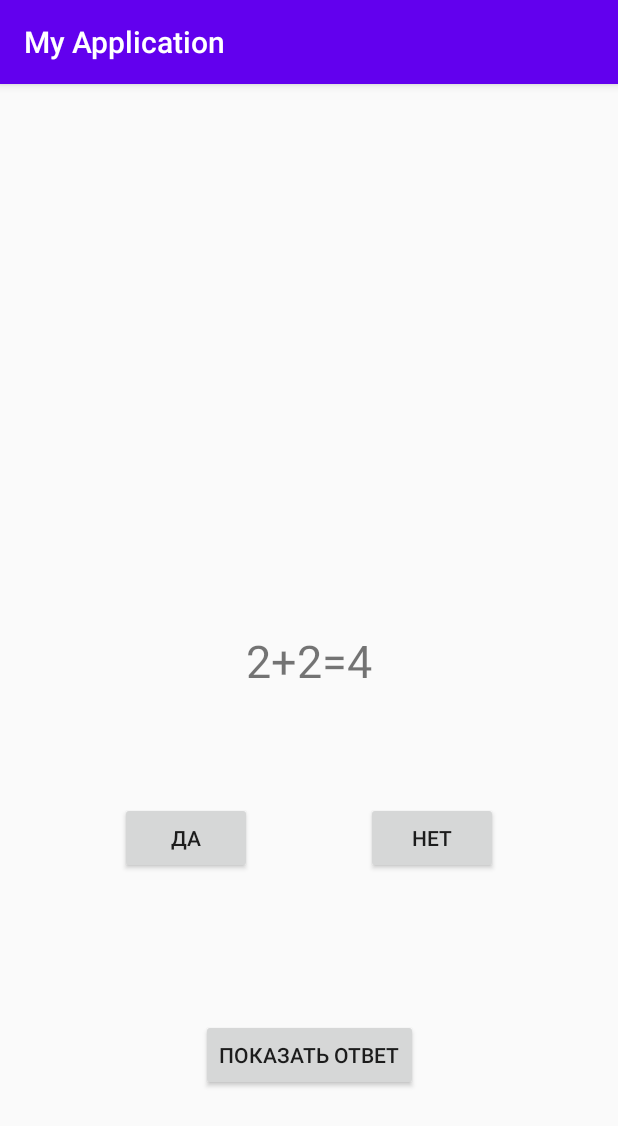
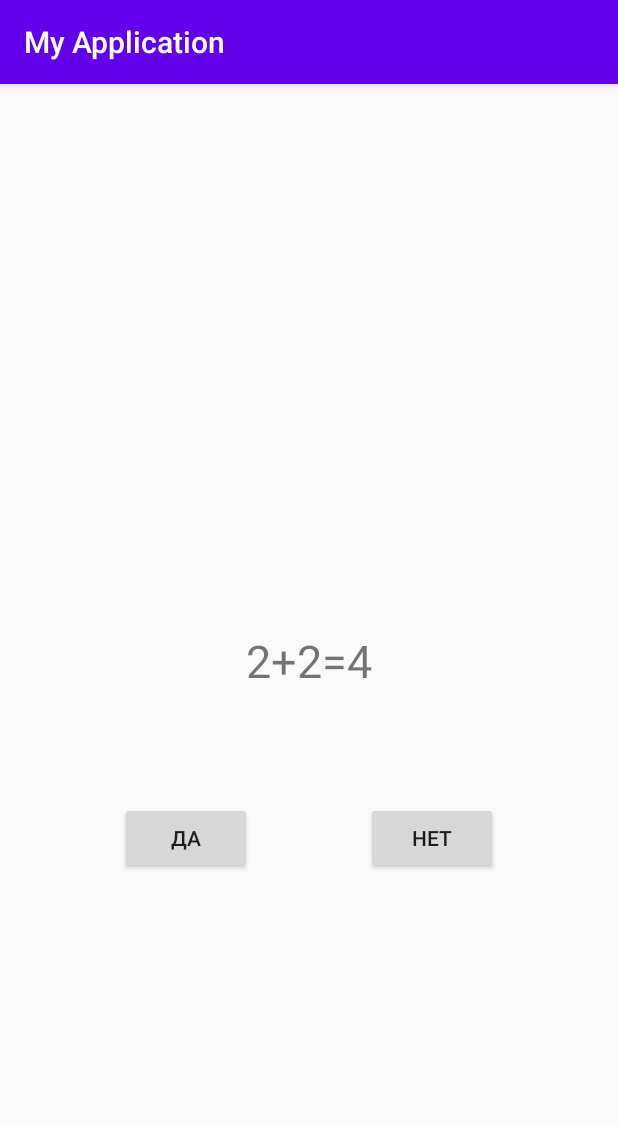
Before and after one commit to Yakushevdi/AddBtnFault, an Android app: the screen it shows after launch (MainActivity), on a phone screen of 412 x 824 dp. Shown: the top 1126 px of the screen. Run offline under Robolectric (Android 15) with nearby library versions, the phone set to English and light mode, and no system bars.

Commit message:
первый коммит

```diff
--- a/app/src/main/AndroidManifest.xml
+++ b/app/src/main/AndroidManifest.xml
@@ -9,7 +9,6 @@
         android:roundIcon="@mipmap/ic_launcher_round"
         android:supportsRtl="true"
         android:theme="@style/AppTheme">
-        <activity android:name=".AnswerActivity"></activity>
         <activity android:name=".MainActivity">
             <intent-filter>
                 <action android:name="android.intent.action.MAIN" />
--- a/app/src/main/java/com/example/myapplication/MainActivity.java
+++ b/app/src/main/java/com/example/myapplication/MainActivity.java
@@ -16,7 +16,6 @@ public class MainActivity extends AppCompatActivity {
     private TextView textView;
     private Button yesBtn;
     private Button noBtn;
-    private Button showAnswer;
 
     private Question[] questions = new Question[] {
             new Question(R.string.question1,true), //0
@@ -40,7 +39,6 @@ public class MainActivity extends AppCompatActivity {
         textView = findViewById(R.id.textView);
         yesBtn = findViewById(R.id.yesBtn);
         noBtn = findViewById(R.id.noBtn);
-        showAnswer = findViewById(R.id.showAnswer);
 
         textView.setText(questions[questionIndex].getQuestionResId());
         yesBtn.setOnClickListener(new View.OnClickListener() {
@@ -67,14 +65,6 @@ public class MainActivity extends AppCompatActivity {
             }
         });
 
-        showAnswer.setOnClickListener(new View.OnClickListener() {
-            @Override
-            public void onClick(View view) {
-                Intent intent = new Intent(MainActivity.this, AnswerActivity.class);
-                intent.putExtra("answer",questions[questionIndex].isAnswerTrue());
-                startActivity(intent);
-            }
-        });
     }
 
     @Override
--- a/app/src/main/res/layout/activity_main.xml
+++ b/app/src/main/res/layout/activity_main.xml
@@ -38,15 +38,5 @@
         app:layout_constraintTop_toBottomOf="@+id/textView"
         app:layout_constraintVertical_bias="0.235" />
 
-    <Button
-        android:id="@+id/showAnswer"
-        android:layout_width="wrap_content"
-        android:layout_height="wrap_content"
-        android:text="@string/show_answer"
-        app:layout_constraintBottom_toBottomOf="parent"
-        app:layout_constraintEnd_toEndOf="parent"
-        app:layout_constraintStart_toStartOf="parent"
-        app:layout_constraintTop_toBottomOf="@+id/noBtn" />
-
 
 </android.support.constraint.ConstraintLayout>
--- a/build.gradle
+++ b/build.gradle
@@ -5,7 +5,7 @@ buildscript {
         jcenter()
     }
     dependencies {
-        classpath "com.android.tools.build:gradle:4.0.0"
+        classpath 'com.android.tools.build:gradle:4.1.1'
 
         // NOTE: Do not place your application dependencies here; they belong
         // in the individual module build.gradle files
```
Also changed, not shown: app/src/main/java/com/example/myapplication/AnswerActivity.java (deleted, +0 -31 lines), app/src/main/res/layout/activity_answer.xml (deleted, +0 -32 lines), gradle/wrapper/gradle-wrapper.properties.
